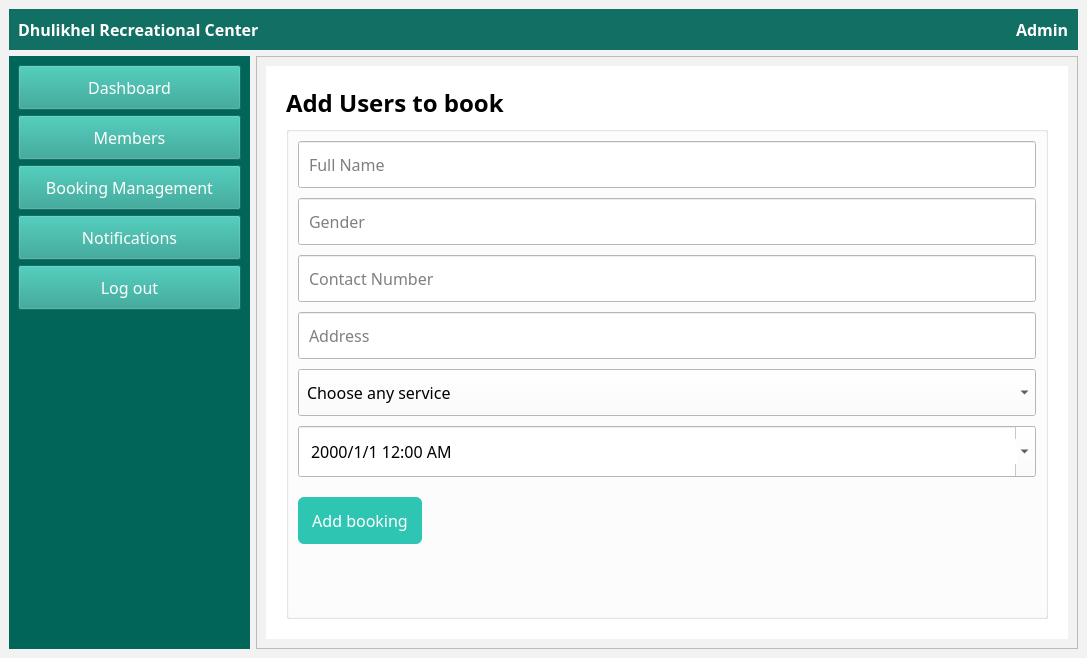
Before: the Qt Designer form admindashboard.ui in sanjibdahal/RCMS, drawn with Qt 5.
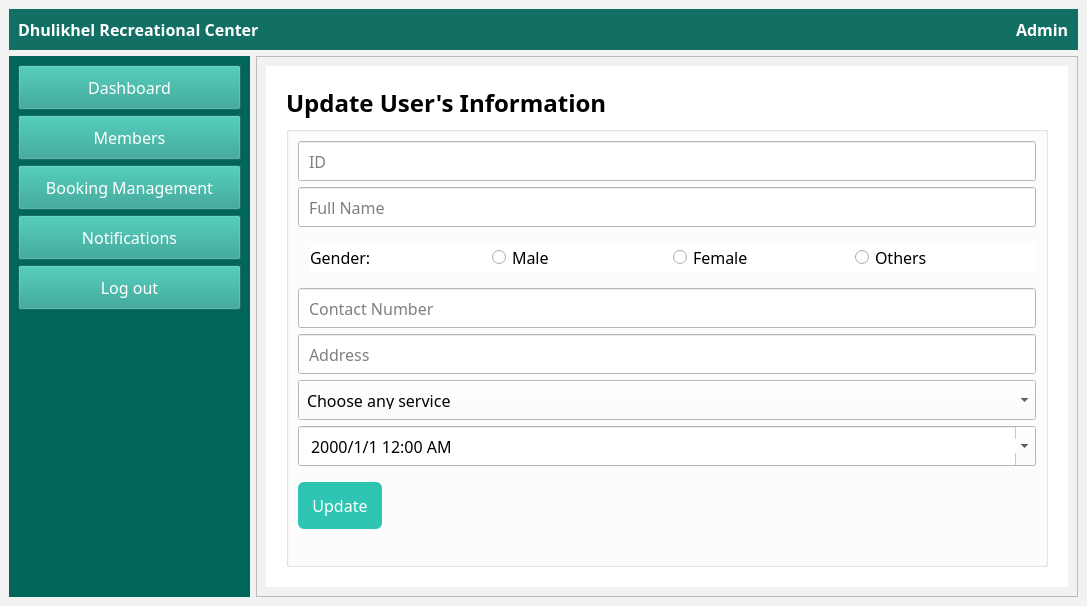
After: the same form once the commit is applied. Icons and pictures are not drawn.

What changed in the file:
```diff
--- a/admindashboard.ui
+++ b/admindashboard.ui
@@ -7,7 +7,7 @@
     <x>0</x>
     <y>0</y>
     <width>1087</width>
-    <height>658</height>
+    <height>606</height>
    </rect>
   </property>
   <property name="windowTitle">
@@ -350,7 +350,7 @@
             <string notr="true">background: #fff;</string>
            </property>
            <property name="currentIndex">
-            <number>1</number>
+            <number>2</number>
            </property>
            <widget class="QWidget" name="dashboardPage">
             <layout class="QVBoxLayout" name="verticalLayout_5">
@@ -641,7 +641,7 @@
                                                                                #000; </string>
                  </property>
                  <property name="text">
-                  <string>Add Users to book</string>
+                  <string>Add Users for book</string>
                  </property>
                 </widget>
                </item>
@@ -651,9 +651,6 @@
                   <string/>
                  </property>
                  <layout class="QVBoxLayout" name="verticalLayout_7">
-                  <property name="spacing">
-                   <number>10</number>
-                  </property>
                   <item>
                    <widget class="QLineEdit" name="lineEdit_3">
                     <property name="minimumSize">
@@ -678,27 +675,98 @@
                    </widget>
                   </item>
                   <item>
-                   <widget class="QLineEdit" name="lineEdit_4">
-                    <property name="minimumSize">
-                     <size>
-                      <width>0</width>
-                      <height>40</height>
-                     </size>
+                   <layout class="QHBoxLayout" name="horizontalLayout_7">
+                    <property name="spacing">
+                     <number>0</number>
                     </property>
-                    <property name="font">
-                     <font>
-                      <family>Poppins</family>
-                      <pointsize>12</pointsize>
-                     </font>
+                    <property name="sizeConstraint">
+                     <enum>QLayout::SetDefaultConstraint</enum>
                     </property>
-                    <property name="styleSheet">
-                     <string notr="true">
-padding: 10px 0px 10px 8px;</string>
+                    <property name="leftMargin">
+                     <number>12</number>
                     </property>
-                    <property name="placeholderText">
-                     <string>Gender</string>
+                    <property name="topMargin">
+                     <number>10</number>
                     </property>
-                   </widget>
+                    <property name="rightMargin">
+                     <number>0</number>
+                    </property>
+                    <property name="bottomMargin">
+                     <number>10</number>
+                    </property>
+                    <item>
+                     <widget class="QLabel" name="label_5">
+                      <property name="font">
+                       <font>
+                        <family>Poppins</family>
+                        <pointsize>12</pointsize>
+                        <bold>false</bold>
+                       </font>
+                      </property>
+                      <property name="styleSheet">
+                       <string notr="true">color:#000;
+</string>
+                      </property>
+                      <property name="text">
+                       <string>Gender:</string>
+                      </property>
+                     </widget>
+                    </item>
+                    <item>
+                     <widget class="QRadioButton" name="maleradioButton">
+                      <property name="font">
+                       <font>
+                        <family>Poppins</family>
+                        <pointsize>12</pointsize>
+                       </font>
+                      </property>
+                      <property name="styleSheet">
+                       <string notr="true">color:#000;</string>
+                      </property>
+                      <property name="text">
+                       <string>Male</string>
+                      </property>
+                     </widget>
+                    </item>
+                    <item>
+                     <widget class="QRadioButton" name="femaleradioButton">
+                      <property name="font">
+                       <font>
+                        <family>Poppins</family>
+                        <pointsize>12</pointsize>
+                       </font>
+                      </property>
+                      <property name="styleSheet">
+                       <string notr="true">color:#000;</string>
+                      </property>
+                      <property name="text">
+                       <string>Female</string>
+                      </property>
+                      <property name="checked">
+                       <bool>false</bool>
+                      </property>
+                     </widget>
+                    </item>
+                    <item>
+                     <widget class="QRadioButton" name="othersradioButton">
+                      <property name="font">
+                       <font>
+                        <family>Poppins</family>
+                        <pointsize>12</pointsize>
+                       </font>
+                      </property>
+                      <property name="styleSheet">
+                       <string notr="true">color:#000;</string>
+                      </property>
+                      <property name="text">
+                       <string>Others</string>
+                      </property>
+                      <property name="checked">
+                       <bool>false</bool>
+                      </property>
+                     </widget>
+                    </item>
+                   </layout>
                   </item>
                   <item>
                    <widget class="QLineEdit" name="lineEdit_6">
@@ -760,13 +828,25 @@
                      </font>
                     </property>
                     <property name="styleSheet">
-                     <string notr="true">padding: 10px 0px 10px 8px;</string>
+                     <string notr="true">QComboBox {
+    padding: 10px 0px 10px 8px;
+    background: #fff;
+    selection-background-color: #fff;
+}
+QComboBox::item:selected {
+    background: #fff;
+}
+</string>
                     </property>
-                    <item>
-                     <property name="text">
-                      <string notr="true">Choose any service</string>
-                     </property>
-                    </item>
+                    <property name="currentText">
+                     <string/>
+                    </property>
+                    <property name="currentIndex">
+                     <number>-1</number>
+                    </property>
+                    <property name="placeholderText">
+                     <string>Choose any service</string>
+                    </property>
                     <item>
                      <property name="text">
                       <string>Swimming</string>
@@ -885,6 +965,395 @@
              </item>
             </layout>
            </widget>
+           <widget class="QWidget" name="userUpdatingPage">
+            <layout class="QVBoxLayout" name="updateverticalLayout_5">
+             <property name="leftMargin">
+              <number>20</number>
+             </property>
+             <property name="topMargin">
+              <number>20</number>
+             </property>
+             <property name="rightMargin">
+              <number>20</number>
+             </property>
+             <property name="bottomMargin">
+              <number>20</number>
+             </property>
+             <item>
+              <layout class="QVBoxLayout" name="updateverticalLayout_4">
+               <item>
+                <widget class="QLabel" name="updatelabel_3">
+                 <property name="maximumSize">
+                  <size>
+                   <width>16777215</width>
+                   <height>16777213</height>
+                  </size>
+                 </property>
+                 <property name="font">
+                  <font>
+                   <family>Poppins</family>
+                   <pointsize>18</pointsize>
+                   <bold>true</bold>
+                  </font>
+                 </property>
+                 <property name="styleSheet">
+                  <string notr="true">color:
+                                                                               #000; </string>
+                 </property>
+                 <property name="text">
+                  <string>Update User's Information</string>
+                 </property>
+                </widget>
+               </item>
+               <item>
+                <widget class="QGroupBox" name="groupBox">
+                 <property name="title">
+                  <string/>
+                 </property>
+                 <layout class="QVBoxLayout" name="updateverticalLayout_7">
+                  <item>
+                   <widget class="QLineEdit" name="updateid">
+                    <property name="minimumSize">
+                     <size>
+                      <width>0</width>
+                      <height>40</height>
+                     </size>
+                    </property>
+                    <property name="font">
+                     <font>
+                      <family>Poppins</family>
+                      <pointsize>12</pointsize>
+                     </font>
+                    </property>
+                    <property name="styleSheet">
+                     <string notr="true">
+padding: 10px 0px 10px 8px;</string>
+                    </property>
+                    <property name="text">
+                     <string notr="true"/>
+                    </property>
+                    <property name="readOnly">
+                     <bool>true</bool>
+                    </property>
+                    <property name="placeholderText">
+                     <string>ID</string>
+                    </property>
+                   </widget>
+                  </item>
+                  <item>
+                   <widget class="QLineEdit" name="updatename">
+                    <property name="minimumSize">
+                     <size>
+                      <width>0</width>
+                      <height>40</height>
+                     </size>
+                    </property>
+                    <property name="font">
+                     <font>
+                      <family>Poppins</family>
+                      <pointsize>12</pointsize>
+                     </font>
+                    </property>
+                    <property name="styleSheet">
+                     <string notr="true">
+padding: 10px 0px 10px 8px;</string>
+                    </property>
+                    <property name="placeholderText">
+                     <string>Full Name</string>
+                    </property>
+                   </widget>
+                  </item>
+                  <item>
+                   <layout class="QHBoxLayout" name="updatehorizontalLayout_7">
+                    <property name="spacing">
+                     <number>0</number>
+                    </property>
+                    <property name="sizeConstraint">
+                     <enum>QLayout::SetDefaultConstraint</enum>
+                    </property>
+                    <property name="leftMargin">
+                     <number>12</number>
+                    </property>
+                    <property name="topMargin">
+                     <number>10</number>
+                    </property>
+                    <property name="rightMargin">
+                     <number>0</number>
+                    </property>
+                    <property name="bottomMargin">
+                     <number>10</number>
+                    </property>
+                    <item>
+                     <widget class="QLabel" name="updatelabel_5">
+                      <property name="font">
+                       <font>
+                        <family>Poppins</family>
+                        <pointsize>12</pointsize>
+                        <bold>false</bold>
+                       </font>
+                      </property>
+                      <property name="styleSheet">
+                       <string notr="true">color:#000;
+</string>
+                      </property>
+                      <property name="text">
+                       <string>Gender:</string>
+                      </property>
+                     </widget>
+                    </item>
+                    <item>
+                     <widget class="QRadioButton" name="maleradioButton1">
+                      <property name="font">
+                       <font>
+                        <family>Poppins</family>
+                        <pointsize>12</pointsize>
+                       </font>
+                      </property>
+                      <property name="styleSheet">
+                       <string notr="true">color:#000;</string>
+                      </property>
+                      <property name="text">
+                       <string>Male</string>
+                      </property>
+                     </widget>
+                    </item>
+                    <item>
+                     <widget class="QRadioButton" name="femaleradioButton1">
+                      <property name="font">
+                       <font>
+                        <family>Poppins</family>
+                        <pointsize>12</pointsize>
+                       </font>
+                      </property>
+                      <property name="styleSheet">
+                       <string notr="true">color:#000;</string>
+                      </property>
+                      <property name="text">
+                       <string>Female</string>
+                      </property>
+                      <property name="checked">
+                       <bool>false</bool>
+                      </property>
+                     </widget>
+                    </item>
+                    <item>
+                     <widget class="QRadioButton" name="othersradioButton1">
+                      <property name="font">
+                       <font>
+                        <family>Poppins</family>
+                        <pointsize>12</pointsize>
+                       </font>
+                      </property>
+                      <property name="styleSheet">
+                       <string notr="true">color:#000;</string>
+                      </property>
+                      <property name="text">
+                       <string>Others</string>
+                      </property>
+                      <property name="checked">
+                       <bool>false</bool>
+                      </property>
+                     </widget>
+                    </item>
+                   </layout>
+                  </item>
+                  <item>
+                   <widget class="QLineEdit" name="updatephone_number">
+                    <property name="minimumSize">
+                     <size>
+                      <width>0</width>
+                      <height>40</height>
+                     </size>
+                    </property>
+                    <property name="font">
+                     <font>
+                      <family>Poppins</family>
+                      <pointsize>12</pointsize>
+                     </font>
+                    </property>
+                    <property name="styleSheet">
+                     <string notr="true">padding: 10px 0px 10px 8px;</string>
+                    </property>
+                    <property name="placeholderText">
+                     <string>Contact Number</string>
+                    </property>
+                   </widget>
+                  </item>
+                  <item>
+                   <widget class="QLineEdit" name="updateaddress">
+                    <property name="minimumSize">
+                     <size>
+                      <width>0</width>
+                      <height>40</height>
+                     </size>
+                    </property>
+                    <property name="font">
+                     <font>
+                      <family>Poppins</family>
+                      <pointsize>12</pointsize>
+                     </font>
+                    </property>
+                    <property name="styleSheet">
+                     <string notr="true">
+padding: 10px 0px 10px 8px;</string>
+                    </property>
+                    <property name="placeholderText">
+                     <string>Address</string>
+                    </property>
+                   </widget>
+                  </item>
+                  <item>
+                   <widget class="QComboBox" name="updateservice">
+                    <property name="minimumSize">
+                     <size>
+                      <width>0</width>
+                      <height>40</height>
+                     </size>
+                    </property>
+                    <property name="font">
+                     <font>
+                      <family>Poppins</family>
+                      <pointsize>12</pointsize>
+                     </font>
+                    </property>
+                    <property name="styleSheet">
+                     <string notr="true">QComboBox {
+    padding: 10px 0px 10px 8px;
+    background: #fff;
+    selection-background-color: #fff;
+}
+QComboBox::item:selected {
+    background: #fff;
+}
+</string>
+                    </property>
+                    <property name="currentText">
+                     <string/>
+                    </property>
+                    <property name="currentIndex">
+                     <number>-1</number>
+                    </property>
+                    <property name="placeholderText">
+                     <string>Choose any service</string>
+                    </property>
+                    <item>
+                     <property name="text">
+                      <string>Swimming</string>
+                     </property>
+                    </item>
+                    <item>
+                     <property name="text">
+                      <string>Spa</string>
+                     </property>
+                    </item>
+                    <item>
+                     <property name="text">
+                      <string>Sauna</string>
+                     </property>
+                    </item>
+                   </widget>
+                  </item>
+                  <item>
+                   <widget class="QDateTimeEdit" name="updatedate">
+                    <property name="minimumSize">
+                     <size>
+                      <width>0</width>
+                      <height>40</height>
+                     </size>
+                    </property>
+                    <property name="font">
+                     <font>
+                      <family>Poppins</family>
+                      <pointsize>12</pointsize>
+                     </font>
+                    </property>
+                    <property name="styleSheet">
+                     <string notr="true">
+padding: 10px 0px 10px 8px;</string>
+                    </property>
+                    <property name="dateTime">
+                     <datetime>
+                      <hour>0</hour>
+                      <minute>0</minute>
+                      <second>0</second>
+                      <year>2000</year>
+                      <month>1</month>
+                      <day>1</day>
+                     </datetime>
+                    </property>
+                    <property name="displayFormat">
+                     <string>yyyy/M/d h:mm AP</string>
+                    </property>
+                    <property name="calendarPopup">
+                     <bool>true</bool>
+                    </property>
+                   </widget>
+                  </item>
+                  <item>
+                   <layout class="QHBoxLayout" name="updatehorizontalLayout_6">
+                    <property name="topMargin">
+                     <number>10</number>
+                    </property>
+                    <item>
+                     <widget class="QPushButton" name="pushButton_updateBooking">
+                      <property name="font">
+                       <font>
+                        <family>Poppins</family>
+                        <pointsize>12</pointsize>
+                       </font>
+                      </property>
+                      <property name="cursor">
+                       <cursorShape>PointingHandCursor</cursorShape>
+                      </property>
+                      <property name="styleSheet">
+                       <string notr="true">background: #2FC5B3;
+color:#fff;
+padding: 12px 14px;
+border-radius:6px;</string>
+                      </property>
+                      <property name="text">
+                       <string>Update</string>
+                      </property>
+                      <property name="flat">
+                       <bool>false</bool>
+                      </property>
+                     </widget>
+                    </item>
+                    <item>
+                     <spacer name="updatehorizontalSpacer_4">
+                      <property name="orientation">
+                       <enum>Qt::Horizontal</enum>
+                      </property>
+                      <property name="sizeHint" stdset="0">
+                       <size>
+                        <width>40</width>
+                        <height>20</height>
+                       </size>
+                      </property>
+                     </spacer>
+                    </item>
+                   </layout>
+                  </item>
+                  <item>
+                   <spacer name="updateverticalSpacer_3">
+                    <property name="orientation">
+                     <enum>Qt::Vertical</enum>
+                    </property>
+                    <property name="sizeHint" stdset="0">
+                     <size>
+                      <width>20</width>
+                      <height>40</height>
+                     </size>
+                    </property>
+                   </spacer>
+                  </item>
+                 </layout>
+                </widget>
+               </item>
+              </layout>
+             </item>
+            </layout>
+           </widget>
            <widget class="QWidget" name="membersPage">
             <layout class="QVBoxLayout" name="verticalLayout_6">
              <property name="leftMargin">
```
Left out of the diff: 168 changed lines with no effect on the pictures.
